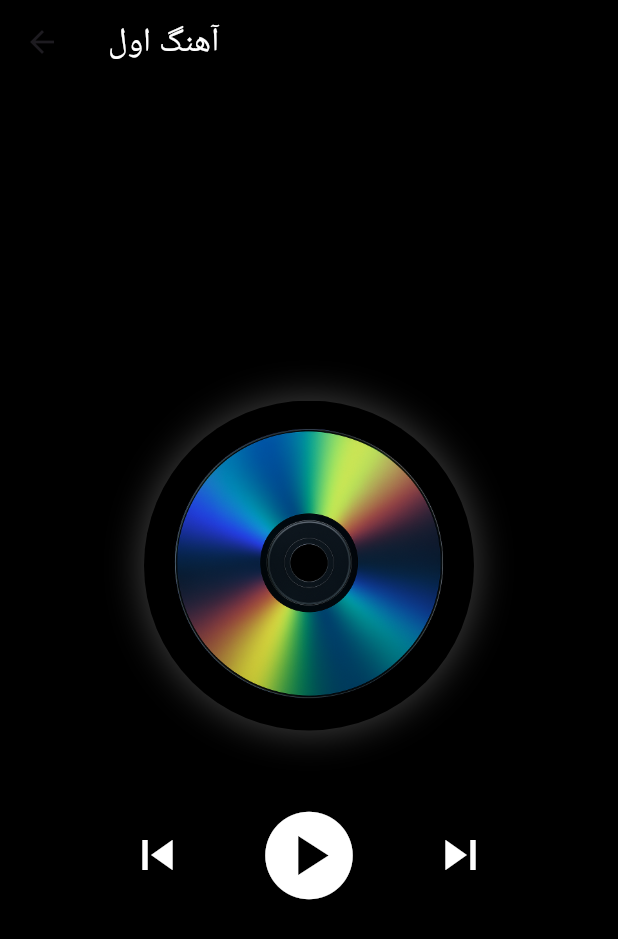
After one commit to Daryaprs/APproject, a Flutter app: the HomePage screen opened by its route, after a tap on "آهنگ اول", on a phone screen of 412 x 824 dp. The commit adds this screen. Shown: the top 939 px of the screen. Run offline on Flutter 3.47's test engine with Material 3 defaults, Android fonts, the light colour scheme and no system bars; our stand-ins replace just_audio.

Commit message:
Added Music Player Page and FileServer

```diff
--- a/ap_music_player/lib/home_page.dart
+++ b/ap_music_player/lib/home_page.dart
@@ -3,9 +3,9 @@ import 'package:flutter/material.dart';
 import 'auth_service.dart';
 import 'login_page.dart';
 import 'music_player_manager.dart';
+import 'music_player_page.dart';
 import 'user_info_page.dart';
 import 'playlist_page.dart';
-import 'package:audioplayers/audioplayers.dart';
 import 'dart:typed_data';
 
 class HomePage extends StatefulWidget {
@@ -209,7 +209,14 @@ class _HomePageState extends State<HomePage> {
                           title: Text(filteredList[index]),
                           trailing: Icon(Icons.play_arrow),
                           onTap: () {
-
+                            Navigator.push(
+                              context,
+                              MaterialPageRoute(
+                                builder: (context) => MusicPlayerPage(
+                                  songName: filteredList[index], authService: widget.authService, // مقدار الزامی پاس داده شد
+                                ),
+                              ),
+                            );
                             // صفحه پخش آهنگ
                           },
                         ),
--- /dev/null
+++ b/ap_music_player/lib/music_player_page.dart
@@ -0,0 +1,146 @@
+import 'dart:io';
+
+import 'package:ap_music_player/auth_service.dart';
+import 'package:ap_music_player/music_player_manager.dart';
+import 'package:flutter/material.dart';
+import 'package:just_audio/just_audio.dart';
+import 'dart:typed_data';
+import 'dart:convert';
+import 'package:path_provider/path_provider.dart';
+
+class MusicPlayerPage extends StatefulWidget {
+  final String songName;
+  final AuthService authService;
+  //final String songPath;
+
+  const MusicPlayerPage({super.key, required this.songName, required this.authService});
+
+  @override
+  State<MusicPlayerPage> createState() => _MusicPlayerPageState();
+}
+
+class _MusicPlayerPageState extends State<MusicPlayerPage> with SingleTickerProviderStateMixin {
+  late AudioPlayer _audioPlayer;
+
+  bool isPlaying = false;
+  late AnimationController _rotationController;
+
+  @override
+  void initState() {
+    super.initState();
+    _audioPlayer = AudioPlayer();
+
+    _rotationController = AnimationController(
+      vsync: this,
+      duration: const Duration(seconds: 20),
+    );
+    _rotationController.repeat(); // سی‌دی همیشه بچرخه
+    _rotationController.stop();   // ولی اول متوقف باشه
+  }
+
+  @override
+  void dispose() {
+    _audioPlayer.dispose();
+    _rotationController.dispose();
+    super.dispose();
+  }
+
+  void _togglePlayPause() async {
+    if (isPlaying) {
+      await _audioPlayer.pause();
+      _rotationController.stop();
+    } else {
+      String? base64 = await widget.authService.fetchSongBase64(widget.songName);
+      if (base64 != null) {
+        String cleanedBase64 = base64.replaceAll(RegExp(r'\s+'), '');
+        Uint8List audioBytes = base64Decode(cleanedBase64);
+        print("Audio bytes length: ${audioBytes.length}");
+
+        final dir = await getTemporaryDirectory();
+        final file = File('${dir.path}/${widget.songName}.mp3');
+        await file.writeAsBytes(audioBytes, flush: true);
+
+        print("Saved file path: ${file.path}");
+        print("File exists: ${await file.exists()}");
+        print("File size: ${await file.length()}");
+
+        await _audioPlayer.setFilePath(file.path);
+        await _audioPlayer.play();
+      }
+      if(mounted) _rotationController.repeat();
+    }
+    setState(() {
+      isPlaying = !isPlaying;
+    });
+  }
+
+  @override
+  Widget build(BuildContext context) {
+    return Scaffold(
+      backgroundColor: Colors.black, // دارک مود
+      appBar: AppBar(
+        backgroundColor: Colors.black,
+        title: Text(
+          widget.songName,
+          style: const TextStyle(color: Colors.white),
+        ),
+      ),
+      body: Center(
+        child: Column(
+          mainAxisAlignment: MainAxisAlignment.center,
+          children: [
+            // سی‌دی چرخان
+            RotationTransition(
+              turns: _rotationController,
+              child: Container(
+                width: 220,
+                height: 220,
+                decoration: BoxDecoration(
+                  shape: BoxShape.circle,
+                  color: Colors.grey[900],
+                  boxShadow: [
+                    BoxShadow(
+                      color: Colors.white24,
+                      blurRadius: 20,
+                      spreadRadius: 2,
+                    ),
+                  ],
+                  image: const DecorationImage(
+                    image: AssetImage("assets/CDImage.png"), // عکس سی‌دی (خودت بذار تو assets)
+                    fit: BoxFit.cover,
+                  ),
+                ),
+              ),
+            ),
+            const SizedBox(height: 40),
+
+            // دکمه Play / Pause
+            Row(
+              mainAxisAlignment: MainAxisAlignment.center,
+              children: [
+                IconButton(
+                  icon: Icon(Icons.skip_previous, color: Colors.white, size: 40),
+                  onPressed: () {},
+                ),
+                SizedBox(width: 30),
+                IconButton(
+                  icon: Icon(
+                    isPlaying ? Icons.pause_circle : Icons.play_circle,
+                    color: Colors.white,
+                    size: 70,
+                  ),
+                  onPressed: _togglePlayPause,
+                ),
+                SizedBox(width: 30),
+                IconButton(
+                  icon: Icon(Icons.skip_next, color: Colors.white, size: 40),
+                  onPressed: () {},
+                ),
+              ],
+            ),
+          ],
+        ),
+      ),
+    );
+  }
+}
--- a/ap_music_player/pubspec.yaml
+++ b/ap_music_player/pubspec.yaml
@@ -30,7 +30,7 @@ environment:
 dependencies:
   flutter:
     sdk: flutter
-  audioplayers: ^6.0.0
+  just_audio: ^0.9.42
 
   # The following adds the Cupertino Icons font to your application.
   # Use with the CupertinoIcons class for iOS style icons.
@@ -59,8 +59,8 @@ flutter:
   uses-material-design: true
 
   # To add assets to your application, add an assets section, like this:
-  # assets:
-  #   - images/a_dot_burr.jpeg
+  assets:
+     - assets/CDImage.png
   #   - images/a_dot_ham.jpeg
 
   # An image asset can refer to one or more resolution-specific "variants", see
```
Also changed, not shown: ap_music_player/lib/auth_service.dart (+13 -4 lines), ap_music_player/lib/music_player_manager.dart (+12 -21 lines), java classes/out/production/java classes/users.json (+1 -9 lines), ap_music_player/assets/CDImage.png (added), ap_music_player/pubspec.lock, 15 other files.
